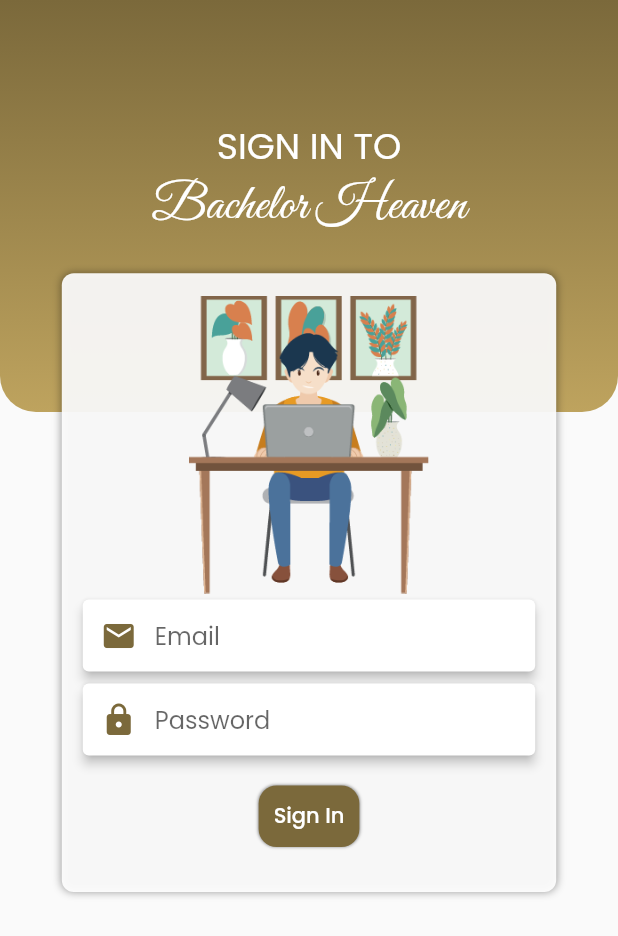
After one commit to Pritom-Shajed/bacehlor-heaven, a Flutter app: the LoginScreen screen opened by its route, on a phone screen of 412 x 824 dp. The commit adds this screen. Shown: the top 936 px of the screen. Run offline on Flutter 3.47's test engine with Material 2 defaults, Android fonts, the phone set to English and light mode, and no system bars; our stand-ins replace carousel_slider, get, google_fonts, google_nav_bar, lottie; network calls fail.

Commit message:
login screen designed

```diff
--- a/lib/constants/constants.dart
+++ b/lib/constants/constants.dart
@@ -8,6 +8,13 @@ String currentDate = DateFormat.yMMMd().format(DateTime.now());
 Color blackColor = Colors.black;
 Color whiteColor = Colors.white;
 Color greyColor = Colors.grey;
+Color bgColor1 = Color(0xffBEA35E);
+Color bgColor2 = Color(0xff7B693B);
+
+Gradient bgColorGradiant = LinearGradient(
+    begin: Alignment.bottomCenter,
+    end: Alignment.topCenter,
+    colors: [bgColor1, bgColor2]);
 
 //Vertical Space
 const verticalSpace = Divider(
--- a/lib/main.dart
+++ b/lib/main.dart
@@ -1,5 +1,6 @@
 import 'package:bachelor_heaven/bindings/bindings.dart';
 import 'package:bachelor_heaven/constants/constants.dart';
+import 'package:bachelor_heaven/view/auth/login_screen.dart';
 import 'package:bachelor_heaven/view/bottom_nav.dart';
 import 'package:bachelor_heaven/view/pages/home_screen.dart';
 import 'package:bachelor_heaven/view/pages/landlords_screen.dart';
@@ -32,8 +33,9 @@ class MyApp extends StatelessWidget {
         GetPage(name: '/home_screen', page: () => HomeScreen()),
         GetPage(name: '/nav_panel', page: () => BottomNav()),
         GetPage(name: '/landlords_screen', page: () => LandlordsScreen()),
+        GetPage(name: '/login_screen', page: () => LoginScreen())
       ],
-      initialRoute: '/nav_panel',
+      initialRoute: '/splash_screen',
       initialBinding: InitialBinding(),
     );
   }
--- /dev/null
+++ b/lib/view/auth/login_screen.dart
@@ -0,0 +1,80 @@
+import 'package:bachelor_heaven/constants/constants.dart';
+import 'package:bachelor_heaven/widgets/common/widgets.dart';
+import 'package:flutter/material.dart';
+
+class LoginScreen extends StatelessWidget {
+  const LoginScreen({super.key});
+
+  @override
+  Widget build(BuildContext context) {
+    TextEditingController _emailController = TextEditingController();
+    return Scaffold(
+      body: Stack(
+        alignment: Alignment.topCenter,
+        clipBehavior: Clip.none,
+        children: [
+          Container(
+            padding: EdgeInsets.only(top: 80),
+            height: MediaQuery.of(context).size.height / 3,
+            width: MediaQuery.of(context).size.width,
+            decoration: BoxDecoration(
+                gradient: bgColorGradiant,
+                borderRadius: BorderRadius.only(
+                    bottomLeft: Radius.circular(24),
+                    bottomRight: Radius.circular(24))),
+            child: Column(
+              children: [
+                Text(
+                  'Sign in to'.toUpperCase(),
+                  style: poppinsTextStyle(size: 24, color: whiteColor),
+                ),
+                Text(
+                  'Bachelor Heaven',
+                  style: satisfyTextStyle(size: 34, color: whiteColor),
+                ),
+              ],
+            ),
+          ),
+          Positioned(
+            bottom: -320,
+            child: Container(
+              width: MediaQuery.of(context).size.width * 0.8,
+              padding:
+                  EdgeInsets.only(top: 15, bottom: 30, left: 10, right: 10),
+              decoration: BoxDecoration(
+                color: Colors.white.withOpacity(0.92),
+                borderRadius: BorderRadius.circular(8),
+                boxShadow: [
+                  BoxShadow(
+                    blurRadius: 4,
+                    color: Colors.black38,
+                  ),
+                ],
+              ),
+              child: Form(
+                child: Column(
+                  children: [
+                    SizedBox(
+                      width: 160,
+                      child: Image.asset('assets/images/sign-in.png'),
+                    ),
+                    customTextField(
+                        controller: _emailController,
+                        hintText: 'Email',
+                        icon: Icons.email),
+                    customTextField(
+                        controller: _emailController,
+                        hintText: 'Password',
+                        icon: Icons.lock),
+                    verticalSpace,
+                    customButton(text: 'Sign In', onTap: () {}),
+                  ],
+                ),
+              ),
+            ),
+          ),
+        ],
+      ),
+    );
+  }
+}
--- a/lib/view/pages/splash_screen.dart
+++ b/lib/view/pages/splash_screen.dart
@@ -1,8 +1,6 @@
 import 'dart:async';
 
-import 'package:animated_text_kit/animated_text_kit.dart';
 import 'package:flutter/material.dart';
-import 'package:flutter/widgets.dart';
 import 'package:get/get.dart';
 import 'package:lottie/lottie.dart';
 
@@ -17,7 +15,7 @@ class _SplashScreenState extends State<SplashScreen> {
   @override
   void initState() {
     Timer(Duration(seconds: 3), () {
-      Get.offAllNamed('/home_screen');
+      Get.offAllNamed('/nav_panel');
     });
     super.initState();
   }
--- a/lib/widgets/common/widgets.dart
+++ b/lib/widgets/common/widgets.dart
@@ -31,10 +31,10 @@ TextStyle satisfyTextStyle({
       letterSpacing: letterSpacing,
     ));
 
-
-
 //Search Bar
-Widget searchBar({required TextEditingController controller, }){
+Widget searchBar({
+  required TextEditingController controller,
+}) {
   return Card(
     elevation: 3,
     child: TextField(
@@ -49,3 +49,43 @@ Widget searchBar({required TextEditingController controller, }){
     ),
   );
 }
+
+// TextField
+Widget customTextField(
+    {required TextEditingController controller,
+    required String hintText,
+    required IconData icon}) {
+  return Card(
+    elevation: 3,
+    child: TextField(
+      cursorColor: blackColor,
+      controller: controller,
+      decoration: InputDecoration(
+        hintText: hintText,
+        prefixIcon: Icon(icon),
+        prefixIconColor: bgColor2,
+        border: InputBorder.none,
+      ),
+    ),
+  );
+}
+
+// Custom Button
+Widget customButton({required String text, required VoidCallback onTap}) {
+  return InkWell(
+    onTap: onTap,
+    child: Container(
+      padding: EdgeInsets.all(10),
+      decoration: BoxDecoration(boxShadow: [
+        BoxShadow(
+          blurRadius: 1,
+          color: Colors.black45,
+        )
+      ], color: bgColor2, borderRadius: BorderRadius.circular(12)),
+      child: Text(
+        'Sign In',
+        style: poppinsTextStyle(color: whiteColor, fontWeight: FontWeight.w500),
+      ),
+    ),
+  );
+}
--- a/lib/widgets/home screen/home_widgets.dart
+++ b/lib/widgets/home screen/home_widgets.dart
@@ -3,6 +3,7 @@ import 'package:bachelor_heaven/widgets/common/widgets.dart';
 import 'package:bachelor_heaven/widgets/home%20screen/gridItems.dart';
 import 'package:bachelor_heaven/widgets/home%20screen/slider_item.dart';
 import 'package:flutter/material.dart';
+import 'package:get/get.dart';
 
 // Header
 Widget HeaderWidget() {
@@ -63,7 +64,7 @@ Widget DrawerWidget() {
     child: ListView(
       children: [
         DrawerHeader(
-          decoration: BoxDecoration(color: Colors.brown.shade400),
+          decoration: BoxDecoration(gradient: bgColorGradiant),
           child: Center(
             child: Text(
               'Bachelor Heaven',
@@ -77,6 +78,7 @@ Widget DrawerWidget() {
           leading: Icon(Icons.login),
         ),
         ListTile(
+          onTap: () => Get.toNamed('/login_screen'),
           title: Text('Sign In'.toUpperCase()),
           subtitle: Text('as landlord'),
           leading: Icon(Icons.login),
```
Also changed, not shown: assets/images/sign-in.png (added).
